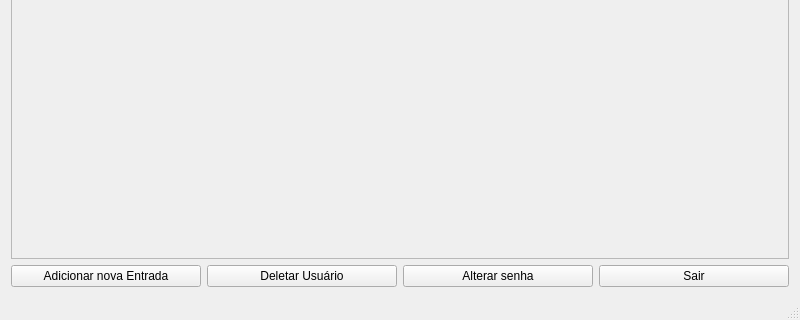
ecsanchesjr/ProjetoSeguran-a, file view/principal.ui: the form before one commit; both pictures show x 0 to 800 and y 280 to 600 of the 800 by 600 pixel window.
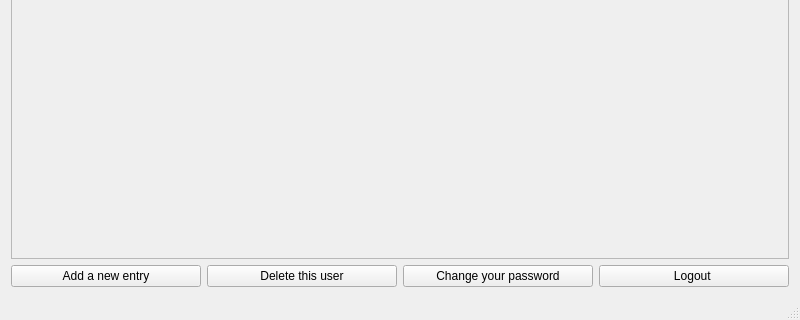
The form after the commit.

The edit to the form file:
```diff
--- a/view/principal.ui
+++ b/view/principal.ui
@@ -59,28 +59,28 @@
       <item>
        <widget class="QPushButton" name="pushButton_2">
         <property name="text">
-         <string>Adicionar nova Entrada</string>
+         <string>Add a new entry</string>
         </property>
        </widget>
       </item>
       <item>
        <widget class="QPushButton" name="pushButton_3">
         <property name="text">
-         <string>Deletar Usuário</string>
+         <string>Delete this user</string>
         </property>
        </widget>
       </item>
       <item>
        <widget class="QPushButton" name="pushButton_4">
         <property name="text">
-         <string>Alterar senha</string>
+         <string>Change your password</string>
         </property>
        </widget>
       </item>
       <item>
        <widget class="QPushButton" name="pushButton">
         <property name="text">
-         <string>Sair</string>
+         <string>Logout </string>
         </property>
        </widget>
       </item>
```
